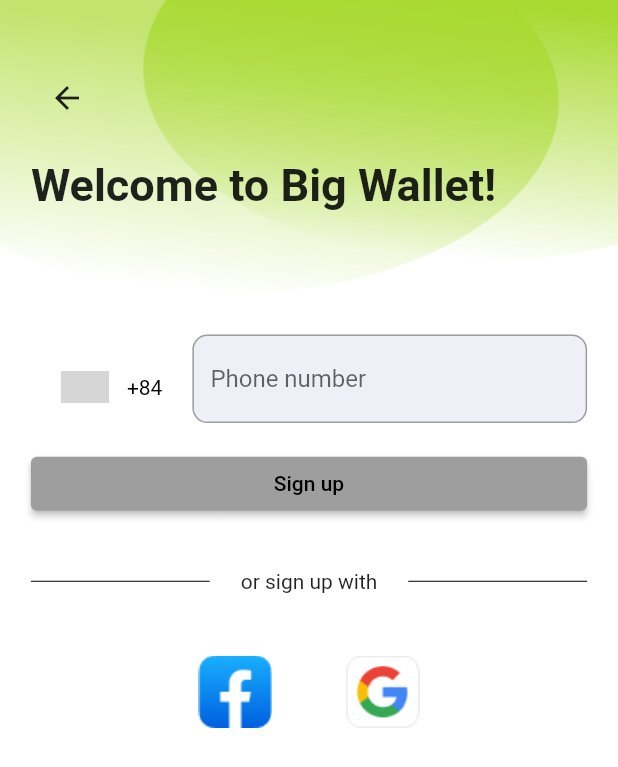
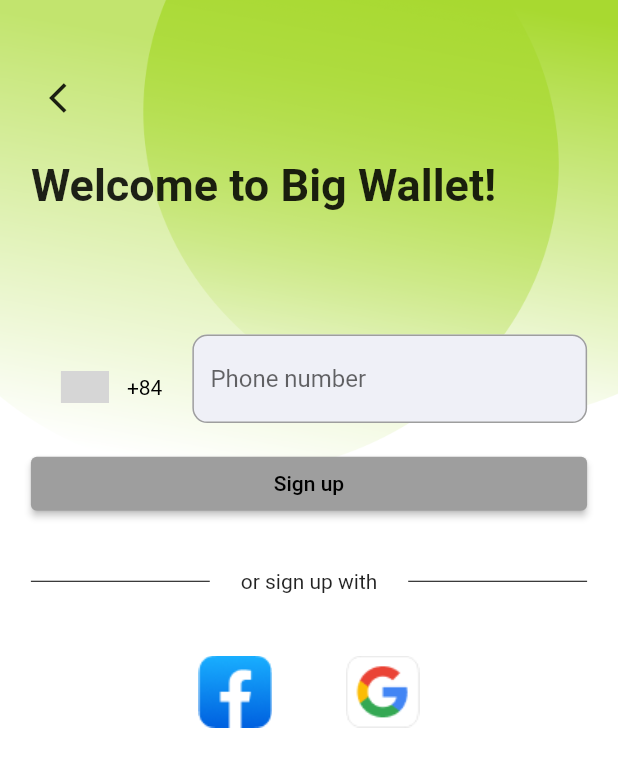
Before and after one commit to NguyenDuyBac1995/wallet_app, a Flutter app: the SignUpScreen screen opened by its route, on a phone screen of 412 x 824 dp. Shown: the top 767 px of the screen. Run offline on Flutter 3.47's test engine with Material 2 defaults, Android fonts, the phone set to English and light mode, and no system bars; drawn by our look-alikes of intl_phone_number_input; our stand-ins replace device_preview, dio, equatable, firebase_auth, firebase_core, flutter_bloc and 3 more; accounts and stored records are empty; generated files the repository leaves out were written again; network calls fail; grey boxes are pictures that could not be loaded.

Commit message:
commit cuối tuần sửa

```diff
--- a/lib/features/auth/screens/signup.screen.dart
+++ b/lib/features/auth/screens/signup.screen.dart
@@ -22,6 +22,7 @@ class _SignUpScreenState extends State<SignUpScreen>
   late PhoneNumber _phoneNumber;
   late bool _isPhoneNumberValid;
   late TextEditingController _phoneNumberController;
+  late final ScrollController _scrollController = ScrollController();
 
   @override
   void initState() {
@@ -29,6 +30,14 @@ class _SignUpScreenState extends State<SignUpScreen>
     _isPhoneNumberValid = false;
     _isFormValid = false;
     _phoneNumberController = TextEditingController();
+    _scrollController.addListener(() {
+      double maxScroll = MediaQuery.of(context).viewInsets.bottom;
+      double currentScroll = _scrollController.position.pixels;
+      double delta = 200.0; // or something else..
+      if (maxScroll - currentScroll <= delta) {
+        return;
+      }
+    });
     super.initState();
   }
 
@@ -57,16 +66,19 @@ class _SignUpScreenState extends State<SignUpScreen>
       create: (context) => AuthBloc(),
       child: Scaffold(
         body: SingleChildScrollView(
+          controller: _scrollController,
+          child: ConstrainedBox(
+            constraints: BoxConstraints.tightFor(
+              height: height,
+            ),
             child: Container(
               decoration: const BoxDecoration(
                   image: DecorationImage(
-                  image: AssetImage(
-                    Images.authBackground,
-                  ),
-                  fit: BoxFit.fill),
-            ),
+                      image: AssetImage(Images.authBackground),
+                      fit: BoxFit.fill)),
               child: Padding(
-              padding: EdgeInsets.only(right: width * 0.05, left: width * 0.05),
+                padding:
+                    EdgeInsets.only(right: width * 0.05, left: width * 0.05),
                 child: Column(
                   children: [
                     SizedBox(
@@ -79,7 +91,7 @@ class _SignUpScreenState extends State<SignUpScreen>
                             Navigator.of(context, rootNavigator: true)
                                 .pop(context);
                           },
-                        icon: const Icon(Icons.arrow_back)),
+                          icon: const Icon(Icons.arrow_back_ios)),
                     ),
                     SizedBox(
                       height: height * 0.02,
@@ -187,6 +199,7 @@ class _SignUpScreenState extends State<SignUpScreen>
             ),
           ),
         ),
+      ),
     );
   }
 }
```
Also changed, not shown: lib/features/otp/screens/otp.screen.dart (+9 -2 lines). Lines whose indentation alone changed are shown as unchanged.
